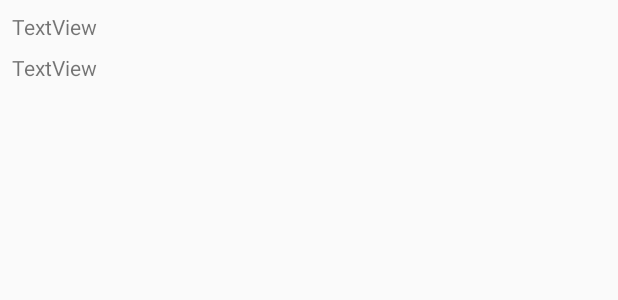
After one commit to arthurvanstrien/AndroidLessons, an Android app: the layout skills_listview_row.xml on its own in the app's theme, with its tools: preview values and no code run, on a phone screen of 412 x 824 dp. The commit adds this screen. Shown: the top 300 px of the screen. Run offline under Robolectric (Android 15) with nearby library versions, the phone set to English and light mode, and no system bars.

Commit message:
added a page to the CV app where the skills can be displayed on.

```diff
--- a/cv_app/src/main/AndroidManifest.xml
+++ b/cv_app/src/main/AndroidManifest.xml
@@ -24,6 +24,8 @@
         </activity>
         <activity android:name=".HobbyAndInterest">
         </activity>
+        <activity android:name=".Skills">
+        </activity>
     </application>
 
 </manifest>
--- a/cv_app/src/main/java/com/example/cv_app/MainActivity.java
+++ b/cv_app/src/main/java/com/example/cv_app/MainActivity.java
@@ -20,7 +20,7 @@ public class MainActivity extends AppCompatActivity
         menuArrayList.add(new MenuListItem(R.string.homePersonalDataTitle, PersonalData.class));
         menuArrayList.add(new MenuListItem(R.string.homeEducationTitle, Education.class));
         menuArrayList.add(new MenuListItem(R.string.homeExperienceTitle, Experience.class));
-        menuArrayList.add(new MenuListItem(R.string.homeSkillSetTitle, Temp.class));
+        menuArrayList.add(new MenuListItem(R.string.homeSkillSetTitle, Skills.class));
         menuArrayList.add(new MenuListItem(R.string.homeProjectsTitle, Temp.class));
         menuArrayList.add(new MenuListItem(R.string.homeHobbyAndInterestsTitle, HobbyAndInterest.class));
 
--- /dev/null
+++ b/cv_app/src/main/res/layout/skills_listview_row.xml
@@ -0,0 +1,33 @@
+<?xml version="1.0" encoding="utf-8"?>
+<android.support.constraint.ConstraintLayout
+    xmlns:android="http://schemas.android.com/apk/res/android"
+    xmlns:app="http://schemas.android.com/apk/res-auto"
+    xmlns:tools="http://schemas.android.com/tools"
+    android:layout_width="match_parent"
+    android:layout_height="match_parent">
+
+    <TextView
+        android:id="@+id/skillsType"
+        android:layout_width="match_parent"
+        android:layout_height="wrap_content"
+        android:layout_marginLeft="8dp"
+        android:layout_marginRight="8dp"
+        android:layout_marginTop="8dp"
+        android:text="TextView"
+        app:layout_constraintLeft_toLeftOf="parent"
+        app:layout_constraintRight_toRightOf="parent"
+        app:layout_constraintTop_toTopOf="parent"/>
+
+    <TextView
+        android:id="@+id/skillsStory"
+        android:layout_width="367dp"
+        android:layout_height="81dp"
+        android:layout_marginLeft="8dp"
+        android:layout_marginRight="8dp"
+        android:layout_marginTop="8dp"
+        android:text="TextView"
+        app:layout_constraintLeft_toLeftOf="parent"
+        app:layout_constraintRight_toRightOf="parent"
+        app:layout_constraintTop_toBottomOf="@+id/skillsType"
+        app:layout_constraintHorizontal_bias="0.0"/>
+</android.support.constraint.ConstraintLayout>
```
Also changed, not shown: cv_app/src/main/java/com/example/cv_app/Skills.java (added, +30 -0 lines), cv_app/src/main/java/com/example/cv_app/SkillsListAdapter.java (added, +45 -0 lines), cv_app/src/main/java/com/example/cv_app/SkillsListItem.java (added, +27 -0 lines), cv_app/src/main/res/layout/activity_skills.xml (added, +24 -0 lines).
